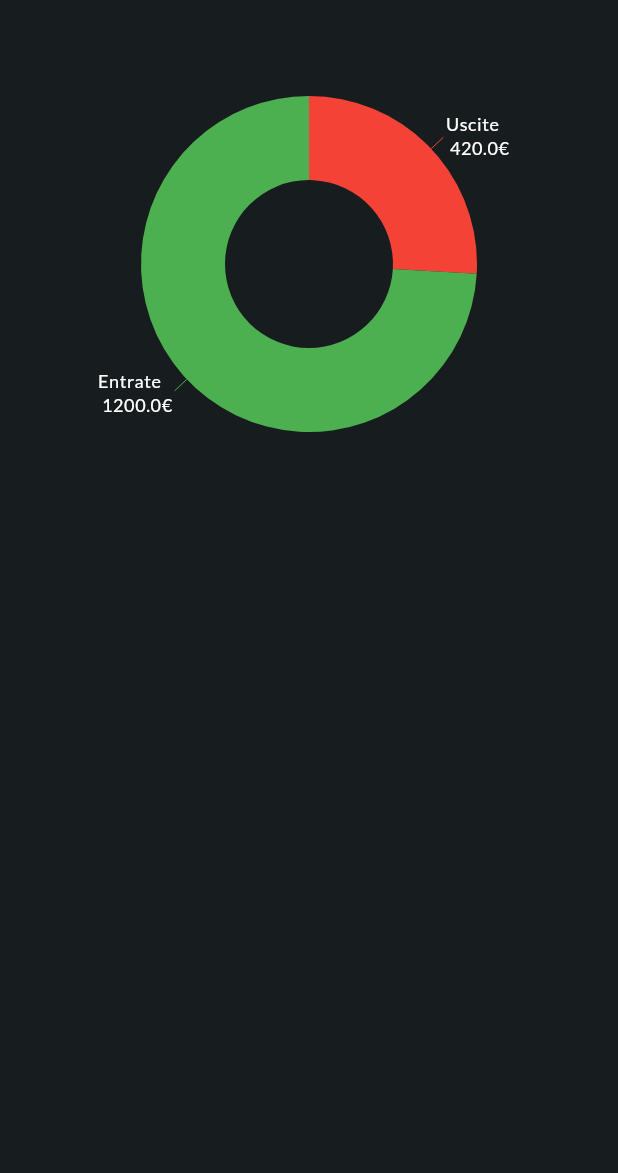
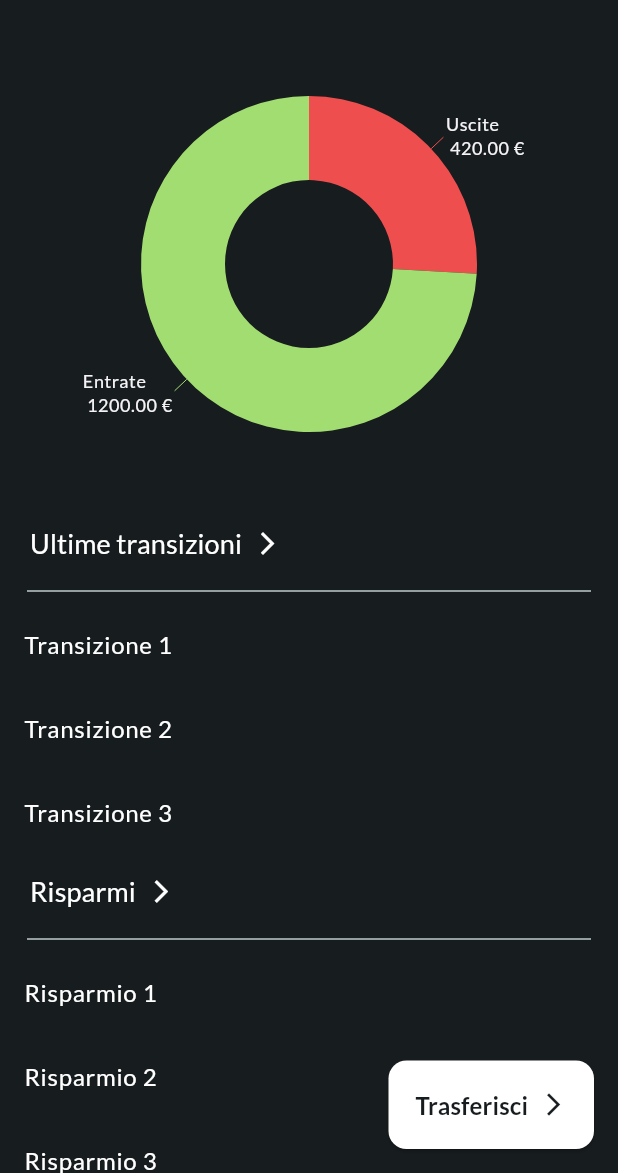
Before and after one commit to micheleDibi/PFM_APP, a Flutter app: the screen it shows after launch, on a phone screen of 412 x 824 dp, the part 63-1236 px from its top. Run offline on Flutter 3.47's test engine with Material 3 defaults, Android fonts, the phone set to English and light mode, and no system bars; our stand-ins replace google_fonts, syncfusion_flutter_charts.

Commit message:
Aggiunte sezioni di trasferimenti e risparmi

```diff
--- a/lib/home.dart
+++ b/lib/home.dart
@@ -40,18 +40,140 @@ class _HomeScreenState extends State<HomeScreen> {
           ),
         ],
       ),
-      body: Column(
+      body: SafeArea(
+        child: SingleChildScrollView(
+          child: Column(
+            crossAxisAlignment: CrossAxisAlignment.start,
             children: [
               Container(
                 margin: const EdgeInsets.symmetric(horizontal: 12, vertical: 12),
                 child: SfCircularChart(
-              // title: const ChartTitle(text: "Balance"),
-              // backgroundColor: Theme.of(context).colorScheme.secondary,
                   series: _getBalancePieSeries(),
                 ),
               ),
+              Padding(
+                padding: const EdgeInsets.symmetric(horizontal: 8),
+                child: TextButton.icon(
+                  onPressed: () {},
+                  icon: Icon(
+                    Icons.arrow_forward_ios,
+                    color: Theme.of(context).colorScheme.onPrimary,
+                  ),
+                  iconAlignment: IconAlignment.end,
+                  label: Text(
+                    "Ultime transizioni",
+                    style: TextStyle(
+                        color: Theme.of(context).colorScheme.onPrimary,
+                        fontSize: 18),
+                  ),
+                ),
+              ),
+              const Padding(
+                padding: EdgeInsets.symmetric(horizontal: 18),
+                child: Divider(),
+              ),
+              Column(
+                children: [
+                  ListTile(
+                    title: Text(
+                      "Transizione 1",
+                      style: TextStyle(
+                          color: Theme.of(context).colorScheme.onPrimary),
+                    ),
+                  ),
+                  ListTile(
+                    title: Text(
+                      "Transizione 2",
+                      style: TextStyle(
+                          color: Theme.of(context).colorScheme.onPrimary),
+                    ),
+                  ),
+                  ListTile(
+                    title: Text(
+                      "Transizione 3",
+                      style: TextStyle(
+                          color: Theme.of(context).colorScheme.onPrimary),
+                    ),
+                  )
                 ],
               ),
+              Padding(
+                padding: const EdgeInsets.symmetric(horizontal: 8),
+                child: TextButton.icon(
+                  onPressed: () {},
+                  icon: Icon(
+                    Icons.arrow_forward_ios,
+                    color: Theme.of(context).colorScheme.onPrimary,
+                  ),
+                  iconAlignment: IconAlignment.end,
+                  label: Text(
+                    "Risparmi",
+                    style: TextStyle(
+                        color: Theme.of(context).colorScheme.onPrimary,
+                        fontSize: 18),
+                  ),
+                ),
+              ),
+              const Padding(
+                padding: EdgeInsets.symmetric(horizontal: 18),
+                child: Divider(),
+              ),
+              Column(
+                children: [
+                  ListTile(
+                    title: Text(
+                      "Risparmio 1",
+                      style: TextStyle(
+                          color: Theme.of(context).colorScheme.onPrimary),
+                    ),
+                  ),
+                  ListTile(
+                    title: Text(
+                      "Risparmio 2",
+                      style: TextStyle(
+                          color: Theme.of(context).colorScheme.onPrimary),
+                    ),
+                  ),
+                  ListTile(
+                    title: Text(
+                      "Risparmio 3",
+                      style: TextStyle(
+                          color: Theme.of(context).colorScheme.onPrimary),
+                    ),
+                  )
+                ],
+              ),
+            ],
+          ),
+        ),
+      ),
+
+      floatingActionButton: ElevatedButton.icon(
+              onPressed: () {},
+              style: ElevatedButton.styleFrom(
+                backgroundColor: Theme.of(context).colorScheme.onPrimary,
+                padding: const EdgeInsets.all(18),
+                shape: const RoundedRectangleBorder(
+                  borderRadius: BorderRadius.all(
+                    Radius.circular(12),
+                  ),
+                ),
+              ),
+              iconAlignment: IconAlignment.end,
+              label: Text(
+                "Trasferisci",
+                style: TextStyle(
+                    color: Theme.of(context).colorScheme.onSurface,
+                    fontSize: 16,
+                    fontWeight: FontWeight.bold),
+              ),
+              icon: Icon(
+                Icons.arrow_forward_ios,
+                color: Theme.of(context).colorScheme.onSurface,
+              ),
+            ),
+
+
     );
   }
 
@@ -60,16 +182,27 @@ class _HomeScreenState extends State<HomeScreen> {
       DoughnutSeries<Balance, String>(
         pointColorMapper: (datum, index) => datum.color,
         dataSource: [
-          Balance(title: 'Uscite', amount: 420, color: Colors.red),
-          Balance(title: 'Entrate', amount: 1200, color: Colors.green),
+          Balance(
+            title: 'Uscite',
+            amount: 420,
+            color: const Color.fromARGB(255, 238, 78, 78),
+          ),
+          Balance(
+            title: 'Entrate',
+            amount: 1200,
+            color: const Color.fromARGB(255, 161, 221, 112),
+          ),
         ],
         xValueMapper: (datum, index) => datum.title,
         yValueMapper: (datum, index) => datum.amount,
-        dataLabelMapper: (datum, index) => "${datum.title} \n ${datum.amount}€",
+        dataLabelMapper: (datum, index) =>
+            "${datum.title} \n ${datum.amount.toStringAsFixed(2)} €",
         dataLabelSettings: const DataLabelSettings(
           isVisible: true,
           labelPosition: ChartDataLabelPosition.outside,
-          textStyle: TextStyle(color: Colors.white),
+          textStyle: TextStyle(
+            color: Color.fromARGB(255, 245, 243, 245),
+          ),
         ),
       )
     ];
```
Lines whose indentation alone changed are shown as unchanged.
